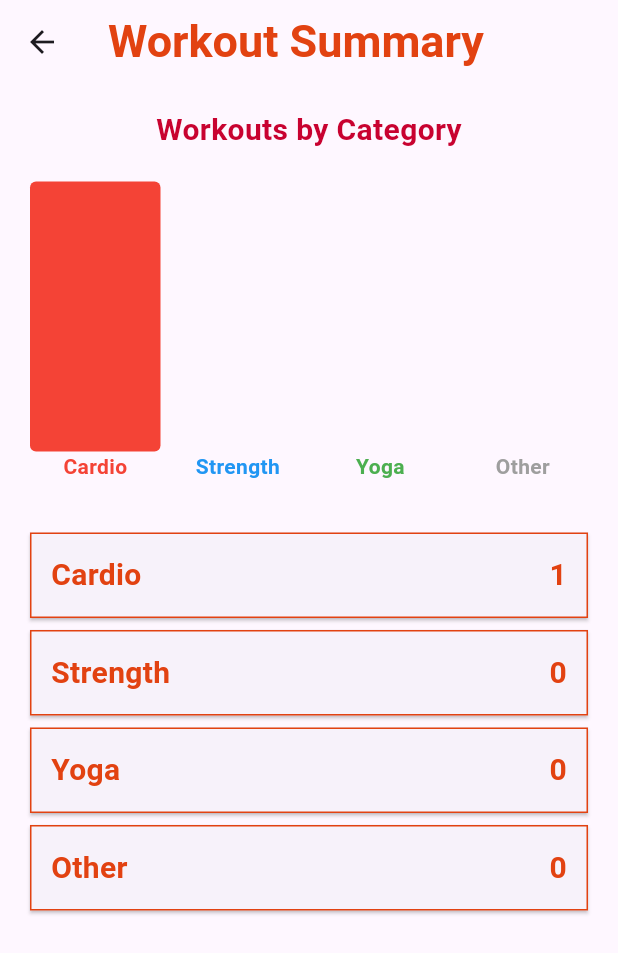
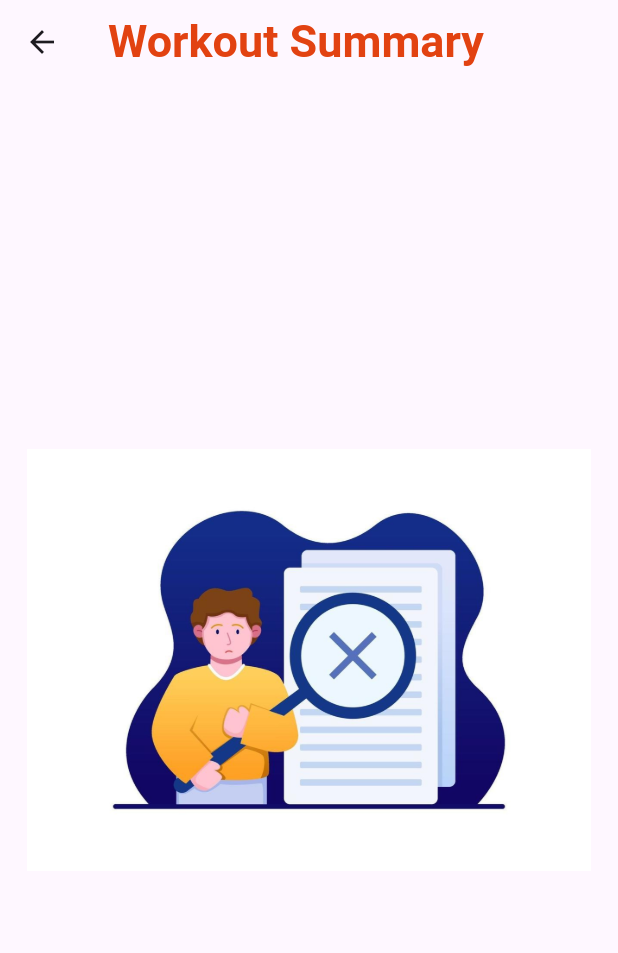
Before and after one commit to Ritakshi19/Tech-Mahindra-Assessment-3, a Flutter app: the screen it shows after launch, after a tap on the "show chart" icon, on a phone screen of 412 x 824 dp. Shown: the top 953 px of the screen. Run offline on Flutter 3.47's test engine with Material 3 defaults, Android fonts, the phone set to English and light mode, and no system bars.

Commit message:
Initial Commit

```diff
--- a/lib/Screens/bmi_screen.dart
+++ b/lib/Screens/bmi_screen.dart
@@ -97,7 +97,7 @@ class _BmiScreenState extends State<BmiScreen> {
                 foregroundColor: Colors.white,
               ),
               onPressed: calculateBMIButton,
-              child: Text("Calculate"),
+              child: Text("Calculate",style: TextStyle(fontSize: 20),),
             ),
             SizedBox(height: 20),
             if (bmi > 0)
--- a/lib/Screens/home_screen.dart
+++ b/lib/Screens/home_screen.dart
@@ -12,12 +12,12 @@ class HomeScreen extends StatefulWidget {
 
 class _HomeScreenState extends State<HomeScreen> {
   final List<Workout> registeredWorkouts = [
-    Workout(
-      date: DateTime.now(),
-      duration: 20,
-      title: "Jumping jacks",
-      workoutCategory: WorkoutCategory.cardio,
-    ),
+    // Workout(
+    //   date: DateTime.now(),
+    //   duration: 20,
+    //   title: "Jumping jacks",
+    //   workoutCategory: WorkoutCategory.cardio,
+    // ),
   ];
 
   //Adding workout in the list of workouts
@@ -68,7 +68,7 @@ class _HomeScreenState extends State<HomeScreen> {
                 context,
                 MaterialPageRoute(
                   builder:
-                      (context) => SummaryScreen(summary: getWorkoutSummary()),
+                      (context) => SummaryScreen(summary: getWorkoutSummary(), registeredWorkouts: registeredWorkouts,),
                 ),
               );
             },
@@ -88,14 +88,15 @@ class _HomeScreenState extends State<HomeScreen> {
           ),
         ],
       ),
-      body:
+      body:Container(color: Colors.white ,
+
+      child:
           //if there are no workouts to show then use image
           registeredWorkouts.isEmpty
               ? Center(
                 child: Image.asset(
                   "assets/images/norecord.png",
                   width: double.infinity,
-
                   fit: BoxFit.cover,
                 ),
               )
@@ -105,7 +106,7 @@ class _HomeScreenState extends State<HomeScreen> {
                 itemBuilder: (context, index) {
                   return WorkoutCard(workout: registeredWorkouts[index]);
                 },
-              ),
+              )),
       floatingActionButton: FloatingActionButton(
         backgroundColor: const Color.fromARGB(255, 2, 95, 171),
         foregroundColor: Colors.white,
--- a/lib/Screens/summary_screen.dart
+++ b/lib/Screens/summary_screen.dart
@@ -1,10 +1,17 @@
+import 'package:fitness_tracker/Models/workout.dart';
+import 'package:fitness_tracker/Screens/home_screen.dart';
 import 'package:flutter/material.dart';
 import 'package:fitness_tracker/widgets/summary_chart.dart';
 
 class SummaryScreen extends StatelessWidget {
   final Map<String, int> summary;
+  List<Workout> registeredWorkouts;
 
-  const SummaryScreen({super.key, required this.summary});
+  SummaryScreen({
+    super.key,
+    required this.summary,
+    required this.registeredWorkouts,
+  });
 
   @override
   Widget build(BuildContext context) {
@@ -20,23 +27,26 @@ class SummaryScreen extends StatelessWidget {
         ),
       ),
       body: Padding(
-        padding: const EdgeInsets.all(16.0),
+        padding: const EdgeInsets.all(18.0),
+        child:
+            registeredWorkouts.isEmpty
+                ? Center(
+                  child: Image.asset(
+                    "assets/images/norecord.png",
+                    width: double.infinity,
+                    fit: BoxFit.cover,
+                  ),
+                )
+                : Container(
                   child: Column(
                     children: [
-            const Text(
-              'Workouts by Category',
-              style: TextStyle(
-                fontSize: 20,
-                fontWeight: FontWeight.bold,
-                color: Color.fromARGB(255, 200, 2, 48),
-              ),
-            ),
-            const SizedBox(height: 20),
                       SummaryChart(summary: summary),
                       const SizedBox(height: 30),
                       ...summary.entries.map((entry) {
                         return Card(
-                shape: Border.all(color: Color.fromARGB(255, 226, 66, 17)),
+                          shape: Border.all(
+                            color: Color.fromARGB(255, 236, 83, 12),
+                          ),
                           child: Padding(
                             padding: const EdgeInsets.all(14.0),
                             child: Row(
@@ -46,7 +56,7 @@ class SummaryScreen extends StatelessWidget {
                                   style: TextStyle(
                                     fontSize: 20,
                                     fontWeight: FontWeight.w600,
-                          color: Color.fromARGB(255, 226, 66, 17),
+                                    color: Color.fromARGB(255, 236, 83, 12),
                                   ),
                                 ),
                                 const Spacer(),
@@ -55,7 +65,7 @@ class SummaryScreen extends StatelessWidget {
                                   style: TextStyle(
                                     fontSize: 20,
                                     fontWeight: FontWeight.w600,
-                          color: Color.fromARGB(255, 226, 66, 17),
+                                    color: Color.fromARGB(255, 236, 83, 12),
                                   ),
                                 ),
                               ],
@@ -66,6 +76,7 @@ class SummaryScreen extends StatelessWidget {
                     ],
                   ),
                 ),
+      ),
     );
   }
 }
--- a/lib/Widgets/workout_card.dart
+++ b/lib/Widgets/workout_card.dart
@@ -10,7 +10,7 @@ class WorkoutCard extends StatelessWidget{
   Widget build(BuildContext context) {
     return Card(
       elevation: 10,
-      color:  Color.fromARGB(193, 226, 66, 17),
+      color:  Color.fromARGB(255, 236, 83, 12),
       margin: const EdgeInsets.symmetric(horizontal: 16, vertical: 8),
       child: Padding(
         padding: const EdgeInsets.all(16.0),
```
Also changed, not shown: assets/images/norecord.png. Lines whose indentation alone changed are shown as unchanged.
